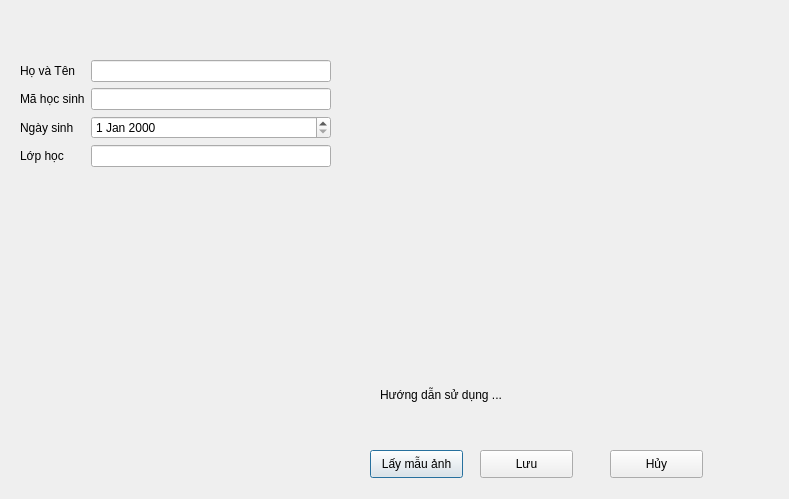
The window that StudentRegister.ui (nguyenquangdien/Attendance) describes before a commit, drawn with Qt 5.
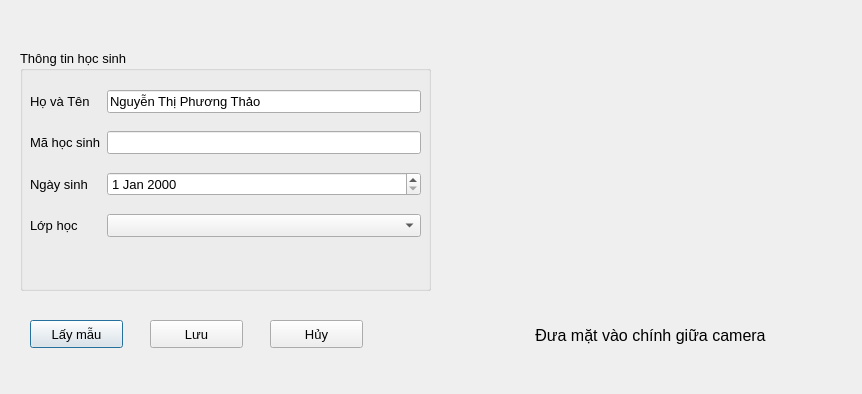
The same window after the commit. Custom widgets are drawn as their Qt base class.

```diff
--- a/StudentRegister.ui
+++ b/StudentRegister.ui
@@ -6,110 +6,84 @@
    <rect>
     <x>0</x>
     <y>0</y>
-    <width>789</width>
-    <height>499</height>
+    <width>862</width>
+    <height>394</height>
    </rect>
   </property>
+  <property name="font">
+   <font>
+    <pointsize>10</pointsize>
+   </font>
+  </property>
   <property name="windowTitle">
    <string>Đăng ký thông tin học sinh</string>
   </property>
-  <widget class="QWidget" name="formLayoutWidget">
+  <widget class="ImageWidget" name="imgWidget" native="true">
    <property name="geometry">
     <rect>
-     <x>20</x>
+     <x>460</x>
      <y>60</y>
-     <width>311</width>
-     <height>171</height>
+     <width>381</width>
+     <height>231</height>
     </rect>
    </property>
-   <layout class="QFormLayout" name="formLayout">
-    <item row="0" column="0">
-     <widget class="QLabel" name="nameLabel">
-      <property name="text">
-       <string>Họ và Tên</string>
-      </property>
-     </widget>
-    </item>
-    <item row="0" column="1">
-     <widget class="QLineEdit" name="nameLineEdit"/>
-    </item>
-    <item row="1" column="0">
-     <widget class="QLabel" name="idLabel">
-      <property name="text">
-       <string>Mã học sinh</string>
-      </property>
-     </widget>
-    </item>
-    <item row="1" column="1">
-     <widget class="QLineEdit" name="idLineEdit"/>
-    </item>
-    <item row="2" column="0">
-     <widget class="QLabel" name="birthdayLabel">
-      <property name="text">
-       <string>Ngày sinh</string>
-      </property>
-     </widget>
-    </item>
-    <item row="2" column="1">
-     <widget class="QDateEdit" name="birthdayDateEdit"/>
-    </item>
-    <item row="3" column="0">
-     <widget class="QLabel" name="classLabel">
-      <property name="text">
-       <string>Lớp học</string>
-      </property>
-     </widget>
-    </item>
-    <item row="3" column="1">
-     <widget class="QLineEdit" name="classLineEdit"/>
-    </item>
-   </layout>
-  </widget>
-  <widget class="ImageWidget" name="widget" native="true">
-   <property name="geometry">
-    <rect>
-     <x>380</x>
-     <y>60</y>
-     <width>361</width>
-     <height>271</height>
-    </rect>
+   <property name="autoFillBackground">
+    <bool>false</bool>
    </property>
   </widget>
   <widget class="QLabel" name="label">
    <property name="geometry">
     <rect>
-     <x>380</x>
-     <y>379</y>
-     <width>331</width>
+     <x>460</x>
+     <y>320</y>
+     <width>381</width>
      <height>31</height>
     </rect>
    </property>
+   <property name="font">
+    <font>
+     <pointsize>12</pointsize>
+    </font>
+   </property>
    <property name="text">
-    <string>Hướng dẫn sử dụng ...</string>
+    <string>Đưa mặt vào chính giữa camera</string>
    </property>
+   <property name="alignment">
+    <set>Qt::AlignCenter</set>
+   </property>
   </widget>
   <widget class="QPushButton" name="pushButton">
    <property name="geometry">
     <rect>
-     <x>370</x>
-     <y>450</y>
+     <x>30</x>
+     <y>320</y>
      <width>93</width>
      <height>28</height>
     </rect>
    </property>
+   <property name="font">
+    <font>
+     <pointsize>10</pointsize>
+    </font>
+   </property>
    <property name="text">
-    <string>Lấy mẫu ảnh</string>
+    <string>Lấy mẫu</string>
    </property>
   </widget>
   <widget class="QPushButton" name="pushButton_2">
    <property name="geometry">
     <rect>
-     <x>480</x>
-     <y>450</y>
+     <x>150</x>
+     <y>320</y>
      <width>93</width>
      <height>28</height>
     </rect>
    </property>
+   <property name="font">
+    <font>
+     <pointsize>10</pointsize>
+    </font>
+   </property>
    <property name="text">
     <string>Lưu</string>
    </property>
@@ -117,16 +91,141 @@
   <widget class="QPushButton" name="pushButton_3">
    <property name="geometry">
     <rect>
-     <x>610</x>
-     <y>450</y>
+     <x>270</x>
+     <y>320</y>
      <width>93</width>
      <height>28</height>
     </rect>
    </property>
+   <property name="font">
+    <font>
+     <pointsize>10</pointsize>
+    </font>
+   </property>
    <property name="text">
     <string>Hủy</string>
    </property>
   </widget>
+  <widget class="QGroupBox" name="groupBox">
+   <property name="geometry">
+    <rect>
+     <x>20</x>
+     <y>50</y>
+     <width>411</width>
+     <height>241</height>
+    </rect>
+   </property>
+   <property name="font">
+    <font>
+     <pointsize>10</pointsize>
+    </font>
+   </property>
+   <property name="title">
+    <string>Thông tin học sinh</string>
+   </property>
+   <widget class="QWidget" name="formLayoutWidget">
+    <property name="geometry">
+     <rect>
+      <x>10</x>
+      <y>40</y>
+      <width>391</width>
+      <height>176</height>
+     </rect>
+    </property>
+    <layout class="QFormLayout" name="formLayout">
+     <property name="verticalSpacing">
+      <number>18</number>
+     </property>
+     <item row="0" column="0">
+      <widget class="QLabel" name="nameLabel">
+       <property name="font">
+        <font>
+         <pointsize>10</pointsize>
+        </font>
+       </property>
+       <property name="text">
+        <string>Họ và Tên</string>
+       </property>
+      </widget>
+     </item>
+     <item row="0" column="1">
+      <widget class="QLineEdit" name="nameLineEdit">
+       <property name="font">
+        <font>
+         <pointsize>10</pointsize>
+        </font>
+       </property>
+       <property name="text">
+        <string>Nguyễn Thị Phương Thảo </string>
+       </property>
+      </widget>
+     </item>
+     <item row="1" column="0">
+      <widget class="QLabel" name="studentIdLabel">
+       <property name="font">
+        <font>
+         <pointsize>10</pointsize>
+        </font>
+       </property>
+       <property name="text">
+        <string>Mã học sinh</string>
+       </property>
+      </widget>
+     </item>
+     <item row="1" column="1">
+      <widget class="QLineEdit" name="studentIdLineEdit">
+       <property name="font">
+        <font>
+         <pointsize>10</pointsize>
+        </font>
+       </property>
+      </widget>
+     </item>
+     <item row="2" column="0">
+      <widget class="QLabel" name="birthdayLabel">
+       <property name="font">
+        <font>
+         <pointsize>10</pointsize>
+        </font>
+       </property>
+       <property name="text">
+        <string>Ngày sinh</string>
+       </property>
+      </widget>
+     </item>
+     <item row="2" column="1">
+      <widget class="QDateEdit" name="birthdayDateEdit">
+       <property name="font">
+        <font>
+         <pointsize>10</pointsize>
+        </font>
+       </property>
+      </widget>
+     </item>
+     <item row="3" column="0">
+      <widget class="QLabel" name="classLabel">
+       <property name="font">
+        <font>
+         <pointsize>10</pointsize>
+        </font>
+       </property>
+       <property name="text">
+        <string>Lớp học</string>
+       </property>
+      </widget>
+     </item>
+     <item row="3" column="1">
+      <widget class="QComboBox" name="classComboBox">
+       <property name="font">
+        <font>
+         <pointsize>10</pointsize>
+        </font>
+       </property>
+      </widget>
+     </item>
+    </layout>
+   </widget>
+  </widget>
  </widget>
  <customwidgets>
   <customwidget>
```
Left out of the diff: 17 changed lines with no effect on the pictures.
